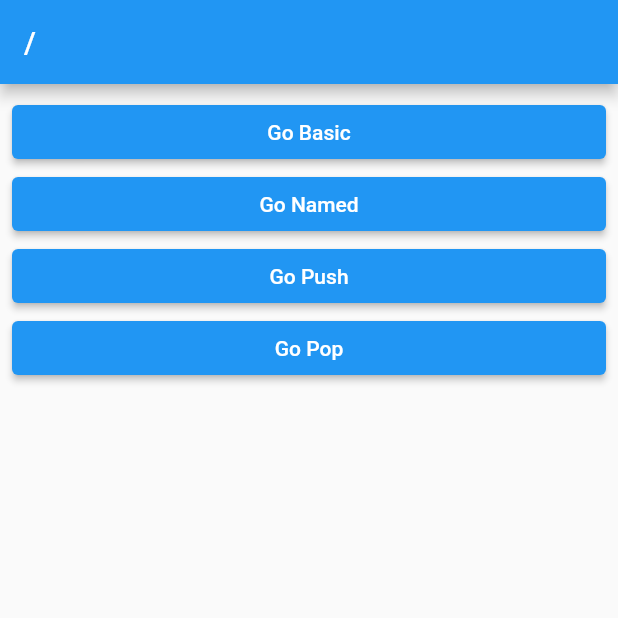
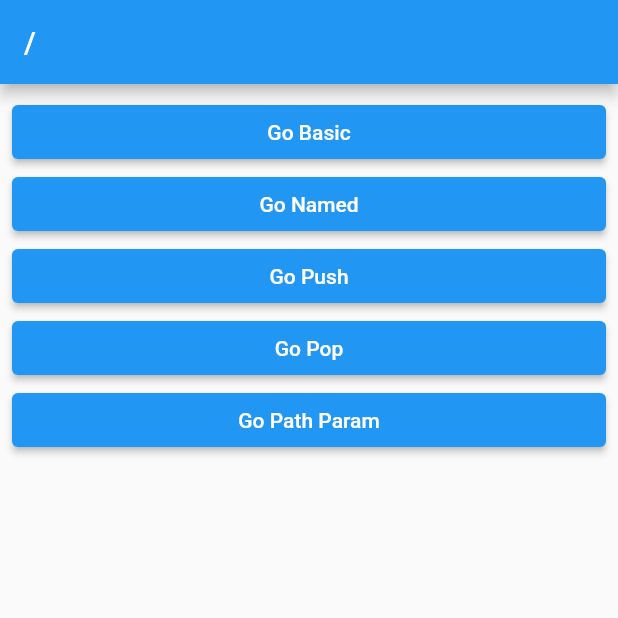
Before and after one commit to walkerJung/flutter_go_router, a Flutter app: the screen it shows after launch, on a phone screen of 412 x 824 dp, the top half of it. Run offline on Flutter 3.47's test engine with Material 2 defaults, Android fonts, the phone set to English and light mode, and no system bars; our stand-ins replace go_router.

Commit message:
feat: Path Parameters

```diff
--- a/lib/route/router.dart
+++ b/lib/route/router.dart
@@ -3,6 +3,7 @@
 import 'package:flutter_go_router/screens/3_push_screen.dart';
 import 'package:flutter_go_router/screens/4_pop_base_screen.dart';
 import 'package:flutter_go_router/screens/5_pop_return_screen.dart';
+import 'package:flutter_go_router/screens/6_path_param_screen.dart';
 import 'package:flutter_go_router/screens/root_screen.dart';
 import 'package:go_router/go_router.dart';
 
@@ -47,6 +48,20 @@
             )
           ],
         ),
+        GoRoute(
+          path: 'path_param/:id',
+          builder: (context, state) {
+            return const PathParamScreen();
+          },
+          routes: [
+            GoRoute(
+              path: ':name',
+              builder: (context, state) {
+                return const PathParamScreen();
+              },
+            ),
+          ],
+        ),
       ],
     ),
   ],
--- a/lib/screens/root_screen.dart
+++ b/lib/screens/root_screen.dart
@@ -34,6 +34,12 @@
             },
             child: const Text('Go Pop'),
           ),
+          ElevatedButton(
+            onPressed: () {
+              context.go('/path_param/456');
+            },
+            child: const Text('Go Path Param'),
+          ),
         ],
       ),
     );
```
Also changed, not shown: lib/screens/6_path_param_screen.dart (added, +26 -0 lines), 1 other file.
